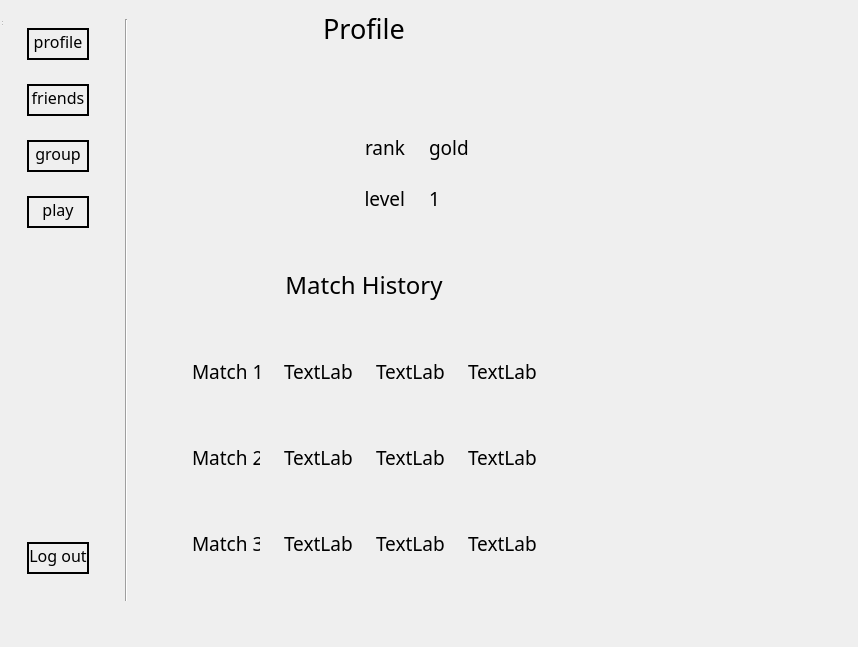
First picture: the form in nitin_venv/Chess-master/windows/wui/profile.ui, repository NetworkProgramming-20212-Group1/ChessMultiplayer, before the edit.
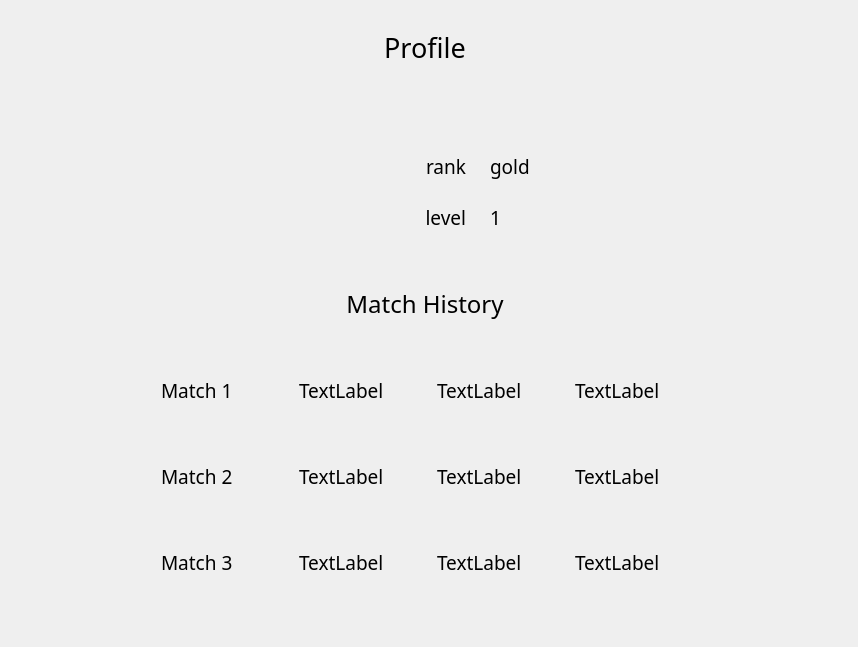
Second picture: the form after the edit.

Patch:
```diff
--- a/nitin_venv/Chess-master/windows/wui/profile.ui
+++ b/nitin_venv/Chess-master/windows/wui/profile.ui
@@ -18,205 +18,11 @@
     <rect>
      <x>0</x>
      <y>0</y>
-     <width>572</width>
-     <height>602</height>
+     <width>851</width>
+     <height>641</height>
     </rect>
    </property>
    <layout class="QHBoxLayout" name="horizontalLayout_6">
-    <item>
-     <widget class="QWidget" name="widget_9" native="true">
-      <property name="minimumSize">
-       <size>
-        <width>150</width>
-        <height>600</height>
-       </size>
-      </property>
-      <property name="maximumSize">
-       <size>
-        <width>200</width>
-        <height>600</height>
-       </size>
-      </property>
-      <layout class="QHBoxLayout" name="horizontalLayout_7">
-       <item>
-        <widget class="QWidget" name="leftWidget" native="true">
-         <property name="maximumSize">
-          <size>
-           <width>150</width>
-           <height>600</height>
-          </size>
-         </property>
-         <layout class="QVBoxLayout" name="verticalLayout">
-          <item>
-           <widget class="QWidget" name="widget_3" native="true">
-            <layout class="QHBoxLayout" name="horizontalLayout">
-             <item>
-              <widget class="QPushButton" name="profile_button">
-               <property name="font">
-                <font>
-                 <family>Poor Richard</family>
-                 <pointsize>12</pointsize>
-                </font>
-               </property>
-               <property name="styleSheet">
-                <string notr="true">border-radius : 100; 
-border : 2px solid black;
-padding-bottom: 5px</string>
-               </property>
-               <property name="text">
-                <string>profile</string>
-               </property>
-              </widget>
-             </item>
-            </layout>
-           </widget>
-          </item>
-          <item>
-           <widget class="QWidget" name="widget_4" native="true">
-            <layout class="QHBoxLayout" name="horizontalLayout_2">
-             <item>
-              <widget class="QPushButton" name="friend_button">
-               <property name="font">
-                <font>
-                 <family>Poor Richard</family>
-                 <pointsize>12</pointsize>
-                </font>
-               </property>
-               <property name="styleSheet">
-                <string notr="true">border-radius : 100; 
-border : 2px solid black;
-padding-bottom: 5px</string>
-               </property>
-               <property name="text">
-                <string>friends</string>
-               </property>
-              </widget>
-             </item>
-            </layout>
-           </widget>
-          </item>
-          <item>
-           <widget class="QWidget" name="widget_5" native="true">
-            <layout class="QHBoxLayout" name="horizontalLayout_3">
-             <item>
-              <widget class="QPushButton" name="group_button">
-               <property name="font">
-                <font>
-                 <family>Poor Richard</family>
-                 <pointsize>12</pointsize>
-                </font>
-               </property>
-               <property name="styleSheet">
-                <string notr="true">border-radius : 100; 
-border : 2px solid black;
-padding-bottom: 5px</string>
-               </property>
-               <property name="text">
-                <string>group</string>
-               </property>
-              </widget>
-             </item>
-            </layout>
-           </widget>
-          </item>
-          <item>
-           <widget class="QWidget" name="widget_6" native="true">
-            <layout class="QVBoxLayout" name="verticalLayout_2">
-             <item>
-              <widget class="QPushButton" name="play_button">
-               <property name="font">
-                <font>
-                 <family>Poor Richard</family>
-                 <pointsize>12</pointsize>
-                </font>
-               </property>
-               <property name="styleSheet">
-                <string notr="true">border-radius : 100; 
-border : 2px solid black;
-padding-bottom: 5px</string>
-               </property>
-               <property name="text">
-                <string>play</string>
-               </property>
-              </widget>
-             </item>
-            </layout>
-           </widget>
-          </item>
-          <item>
-           <spacer name="verticalSpacer">
-            <property name="orientation">
-             <enum>Qt::Vertical</enum>
-            </property>
-            <property name="sizeHint" stdset="0">
-             <size>
-              <width>20</width>
-              <height>40</height>
-             </size>
-            </property>
-           </spacer>
-          </item>
-          <item>
-           <widget class="QWidget" name="widget_7" native="true">
-            <layout class="QHBoxLayout" name="horizontalLayout_4">
-             <item>
-              <widget class="QPushButton" name="logout_button">
-               <property name="font">
-                <font>
-                 <family>Poor Richard</family>
-                 <pointsize>12</pointsize>
-                </font>
-               </property>
-               <property name="styleSheet">
-                <string notr="true">border-radius : 100; 
-border : 2px solid black;
-padding-bottom: 5px</string>
-               </property>
-               <property name="text">
-                <string>Log out</string>
-               </property>
-              </widget>
-             </item>
-            </layout>
-           </widget>
-          </item>
-         </layout>
-        </widget>
-       </item>
-       <item>
-        <widget class="QWidget" name="widget_8" native="true">
-         <property name="minimumSize">
-          <size>
-           <width>20</width>
-           <height>600</height>
-          </size>
-         </property>
-         <property name="maximumSize">
-          <size>
-           <width>40</width>
-           <height>600</height>
-          </size>
-         </property>
-         <layout class="QHBoxLayout" name="horizontalLayout_8">
-          <item>
-           <widget class="Line" name="line">
-            <property name="minimumSize">
-             <size>
-              <width>5</width>
-              <height>600</height>
-             </size>
-            </property>
-            <property name="orientation">
-             <enum>Qt::Vertical</enum>
-            </property>
-           </widget>
-          </item>
-         </layout>
-        </widget>
-       </item>
-      </layout>
-     </widget>
-    </item>
     <item>
      <widget class="QWidget" name="widget" native="true">
       <property name="maximumSize">
@@ -643,16 +449,6 @@
     </item>
    </layout>
   </widget>
-  <widget class="QStatusBar" name="statusbar">
-   <property name="geometry">
-    <rect>
-     <x>0</x>
-     <y>0</y>
-     <width>3</width>
-     <height>27</height>
-    </rect>
-   </property>
-  </widget>
  </widget>
  <resources/>
  <connections/>
```
Left out of the diff: 62 changed lines with no effect on the pictures.
